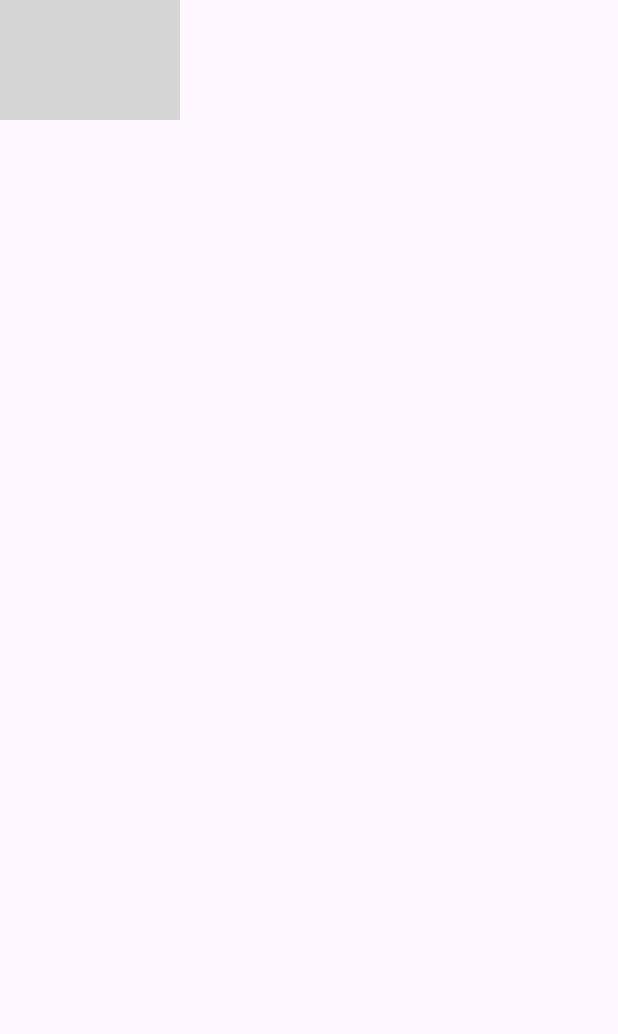
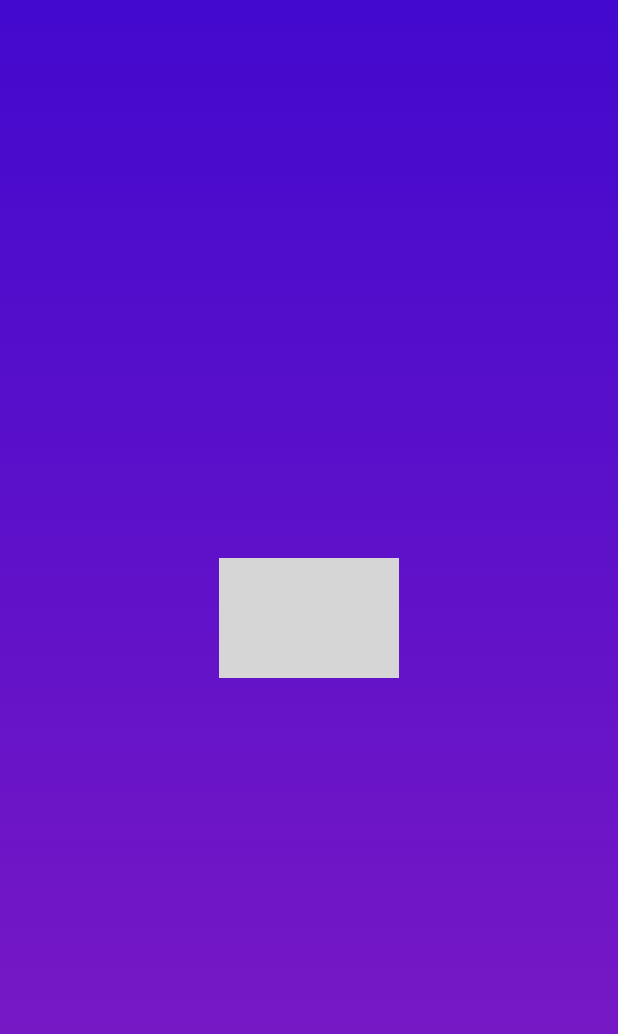
Before and after one commit to Elhaw2003/mr-candy-app, a Flutter app: the SplashScreen screen opened directly, on a phone screen of 412 x 824 dp. Shown: the top 1034 px of the screen. Run offline on Flutter 3.47's test engine with Material 3 defaults, Android fonts, the phone set to English and light mode, and no system bars; our stand-ins replace animate_do, dartz, flutter_bloc, smooth_page_indicator; grey boxes are pictures that could not be loaded.

Commit message:
update splash body

```diff
--- a/lib/featuers/splash/presentation/views/widgets/splash_body.dart
+++ b/lib/featuers/splash/presentation/views/widgets/splash_body.dart
@@ -11,6 +11,20 @@ class SplashBody extends StatelessWidget {
     return Stack(
       alignment: Alignment.center,
       children: [
+        Container(
+          width: double.infinity,
+          height: double.infinity,
+          decoration: const BoxDecoration(
+              gradient: LinearGradient(
+                colors: [
+                  AppColors.blue,
+                  AppColors.purple,
+                ],
+                begin: Alignment.topCenter,
+                end: Alignment.bottomCenter,
+              )
+          ),
+        ),
         BounceInLeft(
             duration: const Duration(seconds: 3),
             child: const ImageLogoWidget()
```
